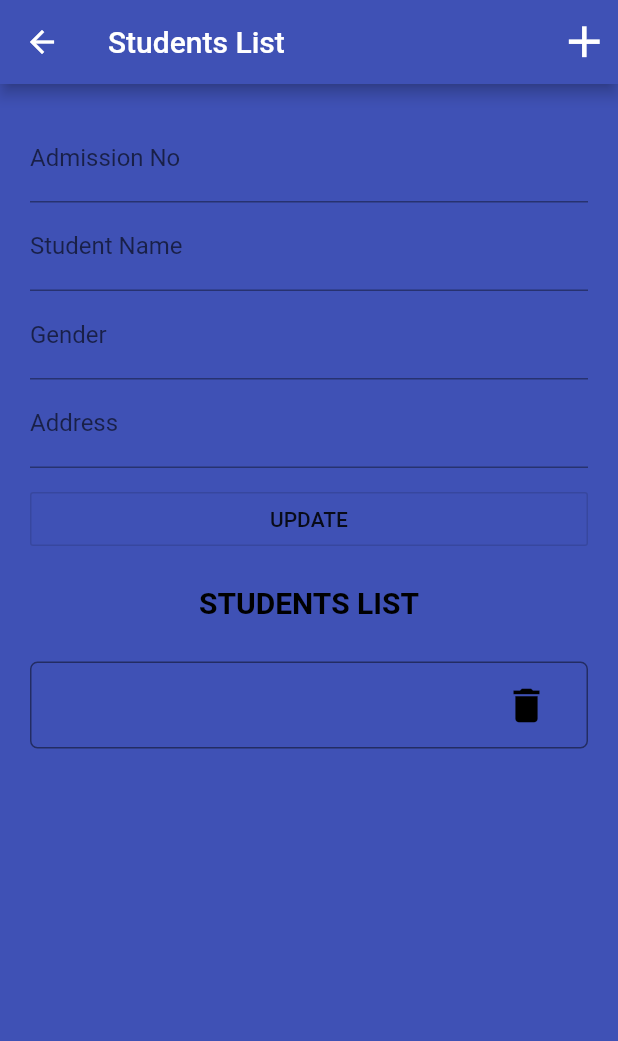
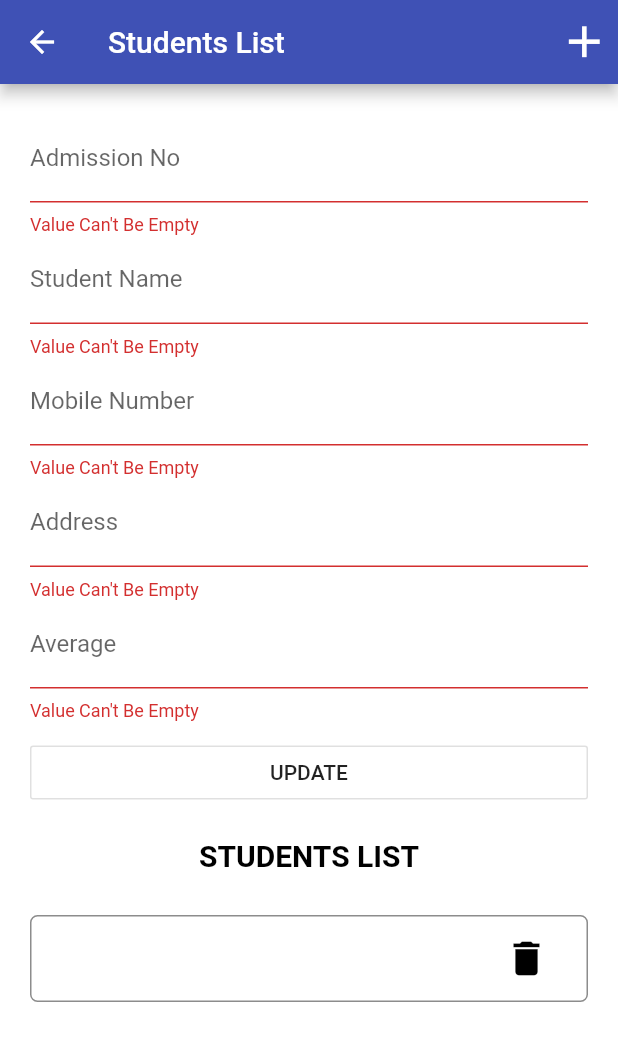
Before and after one commit to upeka32/StudentProfileApp, a Flutter app: the FireBaseFireStoreDemo screen opened by its route, after a tap on the "add" icon, after a tap on "ADD", after a tap on the "delete" icon, on a phone screen of 412 x 824 dp. Shown: the top 1041 px of the screen. Run offline on Flutter 3.47's test engine with Material 2 defaults, Android fonts, the phone set to English and light mode, and no system bars; our stand-ins replace cloud_firestore, firebase_auth; accounts and stored records are empty.

Commit message:
Third Commit

```diff
--- a/flutter_app_firebase/lib/api.dart
+++ b/flutter_app_firebase/lib/api.dart
@@ -8,8 +8,8 @@ getStudents() {
   return Firestore.instance.collection(collectionName).snapshots();
 }
 
-addStudent(String name,String admissionNo,String gender,String address){
-  Student student = Student(admissionNo: admissionNo,name: name,gender:gender,address:address);
+addStudent(String name,String admissionNo,String mobileNo,String address,String average){
+  Student student = Student(admissionNo: admissionNo,name: name,mobileNo:mobileNo,address:address,average:average);
   try{
     Firestore.instance.runTransaction(
           (Transaction transaction) async{
@@ -24,10 +24,10 @@ addStudent(String name,String admissionNo,String gender,String address){
   }
 }
 
-updateStudent(Student student, String name,String admissionNo,String gender,String address){
+updateStudent(Student student, String name,String admissionNo,String mobileNo,String average,String address){
   try {
     Firestore.instance.runTransaction((transaction) async {
-      await transaction.update(student.documentReference, {'name': name,'admissionNo':admissionNo,'gender': gender,'address':address});
+      await transaction.update(student.documentReference, {'name': name,'admissionNo':admissionNo,'mobileNo': mobileNo,'average':average,'address':address});
     });
   } catch(e) {
     print(e.toString());
--- a/flutter_app_firebase/lib/main.dart
+++ b/flutter_app_firebase/lib/main.dart
@@ -1,6 +1,7 @@
 import 'package:flutter/material.dart';
 import 'package:cloud_firestore/cloud_firestore.dart';
 import 'package:flutterappfirebase/api.dart';
+import 'package:flutterappfirebase/main_drawer.dart';
 import 'package:firebase_auth/firebase_auth.dart';
 
 import './models/Student.dart';
@@ -37,26 +38,23 @@ class _LoginPageState extends State<LoginPage> {
   @override
   Widget build(BuildContext context) {
     return Scaffold(
-      backgroundColor: Colors.indigo,
-      appBar: AppBar(
-        backgroundColor: Colors.indigo,
-        title: Text('Sign in'),
-      ),
+      backgroundColor: Colors.white,
       body: Form(
        // padding: const EdgeInsets.fromLTRB(20, 20, 20, 10),
         key: _formkey,
         child: Column(
           mainAxisAlignment: MainAxisAlignment.spaceEvenly,
           children: <Widget>[
-            Image.asset('assets/owl.png',
-                width: 100, height: 160, fit: BoxFit.fitWidth),
+            Image.asset('assets/happy-student.png',
+                width: 300, height: 300, fit: BoxFit.contain),
             Text(
               'SUNSHINE ENGLISH MEDIUM SCHOOL',
               style: TextStyle(
                 decorationStyle: TextDecorationStyle.solid,
-                fontStyle: FontStyle.italic,
-                fontSize: 15,
-                fontWeight: FontWeight.w700
+                fontStyle: FontStyle.normal,
+                fontSize: 25,
+                fontWeight: FontWeight.bold,
+                color: Colors.indigo,
               ),
             ),
             TextFormField(
@@ -68,6 +66,7 @@ class _LoginPageState extends State<LoginPage> {
               onSaved: (input)=> _email = input,
               decoration: InputDecoration(
                 labelText: 'Email',
+                prefixIcon: Icon(Icons.email, color: Colors.indigo),
               ),
             ),
             TextFormField(
@@ -78,6 +77,7 @@ class _LoginPageState extends State<LoginPage> {
               },
               onSaved: (input)=> _password = input,
               decoration: InputDecoration(
+                prefixIcon: Icon(Icons.lock_open, color: Colors.indigo),
                 labelText: 'Password',
               ),
               obscureText: true,
@@ -88,6 +88,7 @@ class _LoginPageState extends State<LoginPage> {
               child: Text('Sign In',
               style: TextStyle(
                   fontSize: 20,
+                  color: Colors.white,
                   fontWeight: FontWeight.w700
               ),),
             )
@@ -134,11 +135,14 @@ class _HomeState extends State<Home> {
   Widget build(BuildContext context) {
     return Scaffold(
         appBar: AppBar(
-          title: Text('Home'),
-          backgroundColor: Colors.indigo,
+          title: Text('Home',
+          style: TextStyle(color: Colors.indigo)),
+          backgroundColor: Colors.white,
+          iconTheme: new IconThemeData(color: Colors.indigo),
         ),
+        drawer: MainDrawer(),
         body: Container(
-          color: Colors.indigo,
+          color: Colors.white,
           child: CustomScrollView(
             primary: false,
             slivers: <Widget>[
@@ -149,15 +153,15 @@ class _HomeState extends State<Home> {
                   mainAxisSpacing: 5,
                   crossAxisCount: 2,
                   children: <Widget>[
-                    Image.asset('assets/girl-icon-png-71.png',
+                    Image.asset('assets/girl-icon.png',
                         width: 30, height: 30, fit: BoxFit.fitWidth),
                     Container(
-                      padding: const EdgeInsets.all(15),
-                      child: Text('WELCOME ${widget.user.email}',style: TextStyle(fontSize: 15,fontWeight: FontWeight.w700,color: Colors.white)),
+                      padding: const EdgeInsets.fromLTRB(20, 50, 10, 10),
+                      child: Text('WELCOME ${widget.user.email}',style: TextStyle(fontSize: 15,fontWeight: FontWeight.w700,color: Colors.indigo)),
                     ),
                     Container(
                         padding: const EdgeInsets.all(20),
-                        color: Colors.white,
+                        color: Colors.indigo,
                         child: Center(
                             child: Column(
                                 mainAxisAlignment:
@@ -184,7 +188,7 @@ class _HomeState extends State<Home> {
                                 ]))),
                     Container(
                         padding: const EdgeInsets.all(20),
-                        color: Colors.white,
+                        color: Colors.indigo,
                         child: Center(
                             child: Column(
                                 mainAxisAlignment:
@@ -211,7 +215,7 @@ class _HomeState extends State<Home> {
                                 ]))),
                     Container(
                         padding: const EdgeInsets.all(20),
-                        color: Colors.white,
+                        color: Colors.indigo,
                         child: Center(
                             child: Column(
                                 mainAxisAlignment:
@@ -238,7 +242,7 @@ class _HomeState extends State<Home> {
                                 ]))),
                     Container(
                         padding: const EdgeInsets.all(20),
-                        color: Colors.white,
+                        color: Colors.indigo,
                         child: Center(
                             child: Column(
                                 mainAxisAlignment:
@@ -254,8 +258,6 @@ class _HomeState extends State<Home> {
                                       Navigator.pushNamed(context, '/');
                                     },
                                   ),
-//                              Image.asset('assets/attendance-icon-png-7.png',
-//                                  width: 50, height: 50, fit: BoxFit.fitWidth),
                                   Text(
                                     'Attendance',
                                     style: TextStyle(
@@ -264,17 +266,20 @@ class _HomeState extends State<Home> {
                                       fontWeight: FontWeight.bold,
                                     ),
                                   ),
-                                ]))),
+                                ]
+                            ))),
                   ],
                 ),
               ),
             ],
           ),
-        ));
+        ),
+    );
   }
 }
 
 class FireBaseFireStoreDemo extends StatefulWidget {
+
   FireBaseFireStoreDemo() : super();
 
   final String title = "Students List";
@@ -284,11 +289,14 @@ class FireBaseFireStoreDemo extends StatefulWidget {
 }
 
 class FireBaseFireStoreDemoState extends State<FireBaseFireStoreDemo> {
+
+  bool _validate = false;
   bool showTextField = false;
   TextEditingController nameController = TextEditingController();
   TextEditingController admissionController = TextEditingController();
-  TextEditingController genderController = TextEditingController();
+  TextEditingController mobileController = TextEditingController();
   TextEditingController addressController = TextEditingController();
+  TextEditingController averageController = TextEditingController();
 
   bool isEditing = false;
   Student currentStudent;
@@ -355,7 +363,7 @@ class FireBaseFireStoreDemoState extends State<FireBaseFireStoreDemo> {
             shape: RoundedRectangleBorder(
                 borderRadius: BorderRadius.all(Radius.circular(40.0))
             ),
-          title: Text('delete ?'),
+          title: Text('Delete ?'),
           content: SingleChildScrollView(
             child: ListBody(
               children: <Widget>[
@@ -386,8 +394,9 @@ class FireBaseFireStoreDemoState extends State<FireBaseFireStoreDemo> {
   setUpdateUI(Student student) {
     nameController.text = student.name;
     admissionController.text = student.admissionNo;
+    mobileController.text = student.mobileNo;
+    averageController.text = student.average;
     addressController.text = student.address;
-    genderController.text = student.gender;
 
     setState(() {
       showTextField = true;
@@ -402,19 +411,20 @@ class FireBaseFireStoreDemoState extends State<FireBaseFireStoreDemo> {
           currentStudent,
           nameController.text,
           admissionController.text,
-          genderController.text,
-          addressController.text);
+          mobileController.text,
+          averageController.text,addressController.text);
       setState(() {
         isEditing = false;
       });
     } else {
       print("Before add");
       addStudent(nameController.text, admissionController.text,
-          genderController.text, addressController.text);
+          averageController.text, mobileController.text, addressController.text);
       print("Add successful");
     }
-    genderController.text = '';
     addressController.text = '';
+    averageController.text = '';
+    mobileController.text = '';
     admissionController.text = '';
     nameController.text = '';
   }
@@ -429,6 +439,11 @@ class FireBaseFireStoreDemoState extends State<FireBaseFireStoreDemo> {
           checkAdd();
           setState(() {
             showTextField = false;
+            admissionController.text.isEmpty ? _validate = true : _validate = false;
+            nameController.text.isEmpty ? _validate=true : _validate = false;
+            averageController.text.isEmpty ? _validate=true : _validate = false;
+            mobileController.text.isEmpty ? _validate=true : _validate = false;
+            addressController.text.isEmpty ? _validate=true : _validate = false;
           });
         },
       ),
@@ -450,7 +465,6 @@ class FireBaseFireStoreDemoState extends State<FireBaseFireStoreDemo> {
             child: ListBody(
               children: <Widget>[
                 Text('Student Added Successfully.'),
-                // Text('You\’re like me. I’m never satisfied.'),
               ],
             ),
           ),
@@ -470,7 +484,7 @@ class FireBaseFireStoreDemoState extends State<FireBaseFireStoreDemo> {
   @override
   Widget build(BuildContext context) {
     return Scaffold(
-      backgroundColor: Colors.indigo,
+      backgroundColor: Colors.white,
       appBar: AppBar(
         title: Text(widget.title),
         backgroundColor: Colors.indigo,
@@ -502,24 +516,40 @@ class FireBaseFireStoreDemoState extends State<FireBaseFireStoreDemo> {
                             controller: admissionController,
                             decoration: InputDecoration(
                                 labelText: "Admission No",
+                                errorText: _validate ? 'Value Can\'t Be Empty' : null,
                                 hintText: "Enter Admission No"),
                           ),
                           TextFormField(
                             controller: nameController,
                             decoration: InputDecoration(
                                 labelText: "Student Name",
+                                errorText: _validate ? 'Value Can\'t Be Empty' : null,
                                 hintText: "Enter Student Name"),
                           ),
                           TextFormField(
-                            controller: genderController,
+                            controller: mobileController,
                             decoration: InputDecoration(
-                                labelText: "Gender", hintText: "Enter Gender"),
+                                labelText: "Mobile Number",
+                                errorText: _validate ? 'Value Can\'t Be Empty' : null,
+                                hintText: "Enter students mobile number"),
+                            keyboardType: TextInputType.number,
                           ),
+
                           TextFormField(
                             controller: addressController,
                             decoration: InputDecoration(
                                 labelText: "Address",
-                                hintText: "Enter Address"),
+                                errorText: _validate ? 'Value Can\'t Be Empty' : null,
+                                hintText: "Enter students address"),
+                          ),
+
+                          TextFormField(
+                            controller: averageController,
+                            decoration: InputDecoration(
+                                labelText: "Average",
+                                errorText: _validate ? 'Value Can\'t Be Empty' : null,
+                                hintText: "Enter students average"),
+                            keyboardType: TextInputType.number,
                           ),
                         ],
                       ),
--- a/flutter_app_firebase/lib/models/Student.dart
+++ b/flutter_app_firebase/lib/models/Student.dart
@@ -4,18 +4,20 @@ class Student{
 
   String name;
   String admissionNo;
-  String gender;
   String address;
+  String mobileNo;
+  String average;
 
   DocumentReference documentReference;
 
-  Student({this.address,this.gender,this.admissionNo,this.name});
+  Student({this.address,this.mobileNo,this.average,this.admissionNo,this.name});
 
   Student.fromMap(Map <String,dynamic> map,{this.documentReference}){
     name = map["name"];
     admissionNo = map["admissionNo"];
-    gender = map["gender"];
     address = map["address"];
+    mobileNo = map["mobileNo"];
+    average = map["average"];
 
   }
 
@@ -23,7 +25,7 @@ class Student{
       :this.fromMap(snapshot.data,documentReference:snapshot.reference);
 
   toJson(){
-    return{'name': name, 'admissionNo' : admissionNo, 'gender':gender, 'address':address};
+    return{'name': name, 'admissionNo' : admissionNo, 'address':address, 'mobileNo':mobileNo,'average': average};
   }
 
 }
```
Also changed, not shown: flutter_app_firebase/lib/main_drawer.dart (added, +68 -0 lines), flutter_app_firebase/assets/girl-icon.png (added), flutter_app_firebase/assets/happy-student.png (added), 1 other file.
